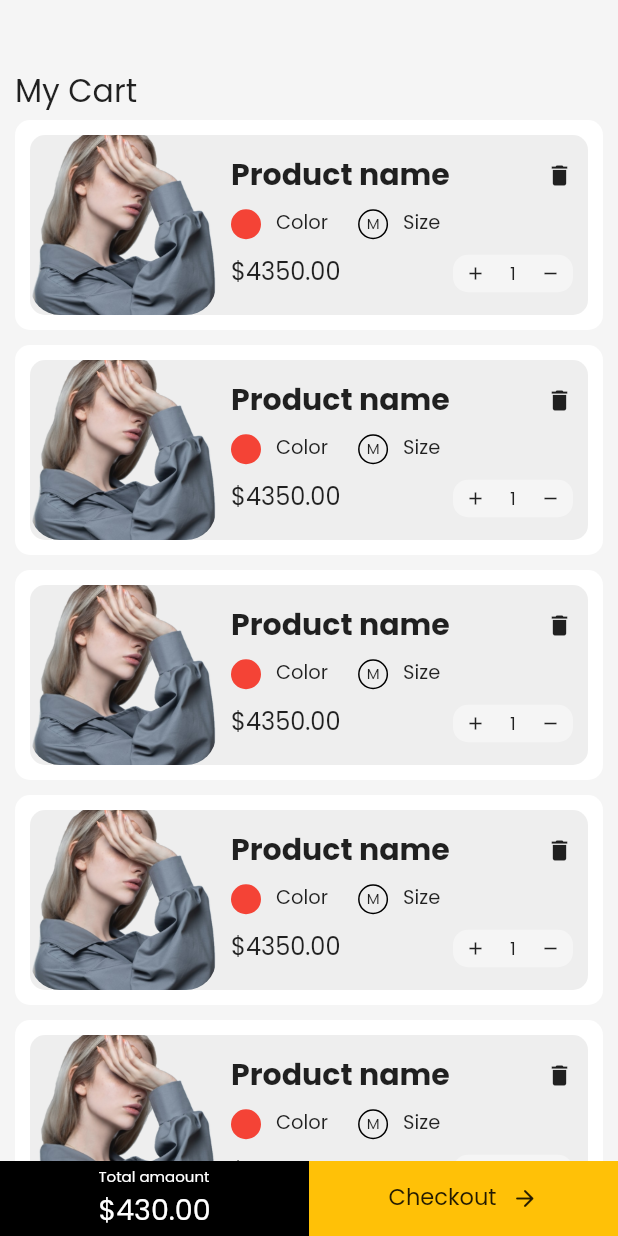
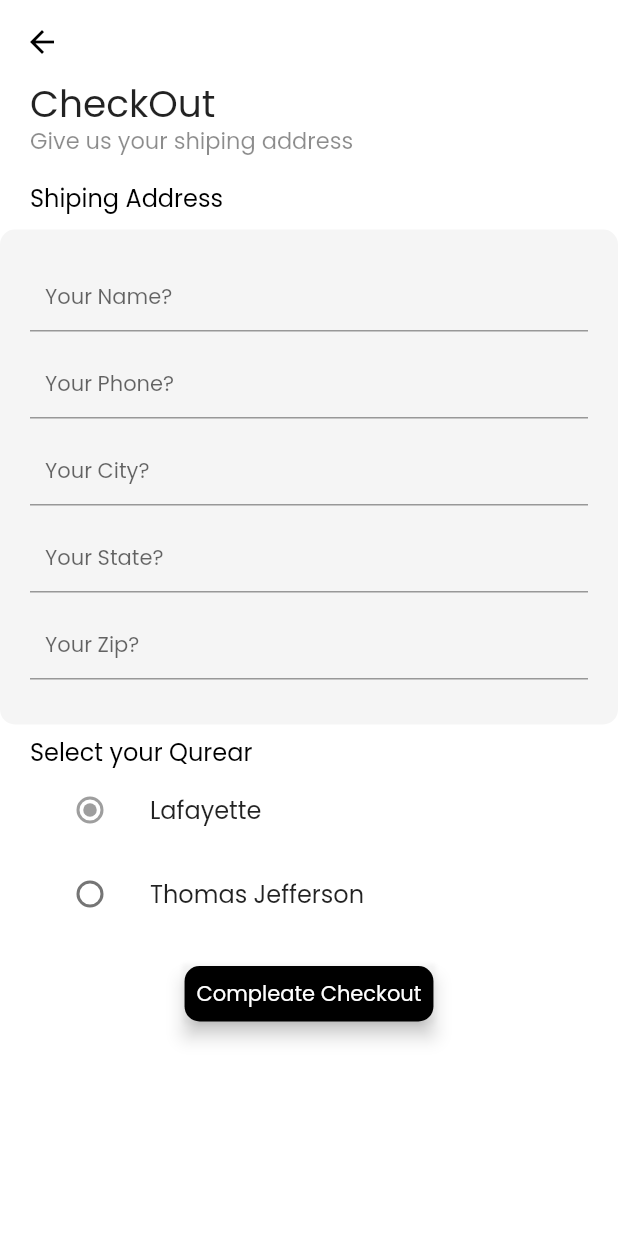
Before and after one commit to rizveejack/ecomapp, a Flutter app: the CartScreen screen opened directly, after a tap on "Checkout", on a phone screen of 412 x 824 dp. Run offline on Flutter 3.47's test engine with Material 2 defaults, Android fonts, the phone set to English and light mode, and no system bars.

Commit message:
fix shoping cart

```diff
--- a/lib/screens/all_products/all_products_screen.dart
+++ b/lib/screens/all_products/all_products_screen.dart
@@ -8,7 +8,8 @@ class AllProductsScreen extends StatelessWidget {
 
   @override
   Widget build(BuildContext context) {
-    return SingleChildScrollView(
+    return Scaffold(
+      body: SingleChildScrollView(
         child: Container(
           margin: const EdgeInsets.only(
             top: 50,
@@ -23,6 +24,7 @@ class AllProductsScreen extends StatelessWidget {
             ],
           ),
         ),
+      ),
     );
   }
 }
--- a/lib/screens/cart_screen/cart_screen.dart
+++ b/lib/screens/cart_screen/cart_screen.dart
@@ -1,7 +1,8 @@
 import 'package:ecomapp/widgets/custom_text.dart';
 import 'package:flutter/material.dart';
 
-import 'proced_to_checkout.dart';
+import '../../widgets/custom_bottom_sheet.dart';
+import '../checkout_screen/checkout_screen.dart';
 import 'product_counter.dart';
 
 class CartScreen extends StatelessWidget {
@@ -175,7 +176,24 @@ class CartScreen extends StatelessWidget {
           ),
         ),
       ),
-      bottomSheet: const ProcedToCheckout(),
+      bottomSheet: CustomBottonSheet(
+        buttonText: "Checkout",
+        icon: const Icon(
+          Icons.shopping_cart,
+          color: Colors.white,
+          size: 16,
+        ),
+        price: "\$4230.00",
+        priceHeading: "Total Price",
+        onTap: () {
+          Navigator.push(
+            context,
+            MaterialPageRoute(builder: (_) {
+              return const CheckoutScreen();
+            }),
+          );
+        },
+      ),
     );
   }
 }
--- a/lib/screens/cart_screen/proced_to_checkout.dart
+++ /dev/null
@@ -1,75 +0,0 @@
-import 'package:flutter/material.dart';
-
-import '../../widgets/custom_text.dart';
-
-class ProcedToCheckout extends StatelessWidget {
-  const ProcedToCheckout({
-    Key? key,
-  }) : super(key: key);
-
-  @override
-  Widget build(BuildContext context) {
-    return SizedBox(
-      height: 50,
-      child: Row(
-        mainAxisAlignment: MainAxisAlignment.spaceBetween,
-        children: [
-          Expanded(
-            child: Container(
-              height: double.maxFinite,
-              padding: const EdgeInsets.all(4),
-              color: Colors.black,
-              child: Center(
-                child: Column(
-                  mainAxisAlignment: MainAxisAlignment.center,
-                  crossAxisAlignment: CrossAxisAlignment.start,
-                  children: const [
-                    CustomText(
-                      text: "Total amaount",
-                      size: 10,
-                    ),
-                    SizedBox(height: 5),
-                    CustomText(
-                      text: "\$430.00",
-                      size: 19,
-                    ),
-                  ],
-                ),
-              ),
-            ),
-          ),
-          Expanded(
-            child: InkWell(
-              onTap: () {},
-              child: Container(
-                height: double.maxFinite,
-                padding: const EdgeInsets.all(15),
-                color: Colors.amber,
-                child: Center(
-                  child: Row(
-                    crossAxisAlignment: CrossAxisAlignment.center,
-                    mainAxisAlignment: MainAxisAlignment.center,
-                    children: const [
-                      CustomText(
-                        text: "Checkout",
-                        size: 15,
-                        textColor: Colors.black87,
-                      ),
-                      SizedBox(
-                        width: 10,
-                      ),
-                      Icon(
-                        Icons.arrow_forward_rounded,
-                        size: 18,
-                      ),
-                    ],
-                  ),
-                ),
-              ),
-            ),
-          ),
-        ],
-      ),
-    );
-  }
-}
--- /dev/null
+++ b/lib/screens/checkout_screen/checkout_screen.dart
@@ -0,0 +1,170 @@
+import 'package:ecomapp/widgets/custom_text.dart';
+import 'package:flutter/material.dart';
+
+import '../../widgets/app_bar_heading.dart';
+import 'curear_list.dart';
+
+class CheckoutScreen extends StatelessWidget {
+  const CheckoutScreen({Key? key}) : super(key: key);
+
+  @override
+  Widget build(BuildContext context) {
+    return Scaffold(
+      appBar: AppBar(
+        elevation: 0,
+        backgroundColor: Colors.transparent,
+      ),
+      body: SingleChildScrollView(
+        child: Column(
+          mainAxisAlignment: MainAxisAlignment.start,
+          crossAxisAlignment: CrossAxisAlignment.start,
+          children: [
+            Container(
+              padding: EdgeInsets.symmetric(horizontal: 20),
+              child: Column(
+                mainAxisAlignment: MainAxisAlignment.start,
+                crossAxisAlignment: CrossAxisAlignment.start,
+                children: [
+                  AppBarHeading(
+                    title: "CheckOut",
+                    subTitle: "Give us your shiping address",
+                  ),
+                  SizedBox(
+                    height: 20,
+                  ),
+                  CustomText(
+                    text: "Shiping Address",
+                    size: 16,
+                    textColor: Colors.black,
+                  ),
+                ],
+              ),
+            ),
+            SizedBox(
+              height: 10,
+            ),
+            Container(
+              padding: EdgeInsets.all(20),
+              decoration: BoxDecoration(
+                color: Colors.grey.shade100,
+                borderRadius: BorderRadius.circular(10),
+              ),
+              child: Column(
+                children: [
+                  TextFormField(
+                    cursorColor: Colors.black.withOpacity(0.3),
+                    decoration: const InputDecoration(
+                      hintText: 'Your Name?',
+                      hintStyle: TextStyle(fontSize: 14),
+                      contentPadding: EdgeInsets.symmetric(horizontal: 10),
+                    ),
+                  ),
+                  SizedBox(
+                    height: 10,
+                  ),
+                  TextFormField(
+                    cursorColor: Colors.black.withOpacity(0.3),
+                    decoration: const InputDecoration(
+                      hintText: 'Your Phone?',
+                      hintStyle: TextStyle(fontSize: 14),
+                      contentPadding: EdgeInsets.symmetric(horizontal: 10),
+                    ),
+                  ),
+                  SizedBox(
+                    height: 10,
+                  ),
+                  TextFormField(
+                    cursorColor: Colors.black.withOpacity(0.3),
+                    decoration: const InputDecoration(
+                      hintText: 'Your City?',
+                      hintStyle: TextStyle(fontSize: 14),
+                      contentPadding: EdgeInsets.symmetric(horizontal: 10),
+                    ),
+                  ),
+                  SizedBox(
+                    height: 10,
+                  ),
+                  TextFormField(
+                    cursorColor: Colors.black.withOpacity(0.3),
+                    decoration: const InputDecoration(
+                      hintText: 'Your State?',
+                      hintStyle: TextStyle(fontSize: 14),
+                      contentPadding: EdgeInsets.symmetric(horizontal: 10),
+                    ),
+                  ),
+                  SizedBox(
+                    height: 10,
+                  ),
+                  TextFormField(
+                    cursorColor: Colors.black.withOpacity(0.3),
+                    decoration: const InputDecoration(
+                      hintText: 'Your Zip?',
+                      hintStyle: TextStyle(fontSize: 14),
+                      contentPadding: EdgeInsets.symmetric(horizontal: 10),
+                    ),
+                  ),
+                  SizedBox(
+                    height: 10,
+                  ),
+                ],
+              ),
+            ),
+            SizedBox(
+              height: 10,
+            ),
+            Container(
+              padding: EdgeInsets.symmetric(horizontal: 20),
+              child: Column(
+                crossAxisAlignment: CrossAxisAlignment.start,
+                children: [
+                  CustomText(
+                    text: "Select your Qurear",
+                    size: 16,
+                    textColor: Colors.black,
+                  ),
+                  CurearList()
+                ],
+              ),
+            ),
+            SizedBox(
+              height: 20,
+            ),
+            Center(
+              child: Container(
+                decoration: BoxDecoration(
+                  color: Colors.black,
+                  shape: BoxShape.rectangle,
+                  borderRadius: BorderRadius.circular(10),
+                ),
+                child: Material(
+                  elevation: 5.0,
+                  color: Colors.transparent,
+                  type: MaterialType.button,
+                  child: InkWell(
+                    borderRadius: BorderRadius.circular(10),
+                    splashFactory: InkRipple.splashFactory,
+                    highlightColor: Colors.black.withOpacity(0.1),
+                    splashColor: Colors.white.withOpacity(0.2),
+                    child: const Padding(
+                      padding: EdgeInsets.all(8.0),
+                      child: const Text(
+                        "Compleate Checkout",
+                        style: const TextStyle(
+                          color: Colors.white,
+                        ),
+                      ),
+                    ),
+                    onTap: () => null,
+                  ),
+                ),
+              ),
+            ),
+            SizedBox(
+              height: 20,
+            ),
+          ],
+        ),
+      ),
+    );
+  }
+}
--- /dev/null
+++ b/lib/screens/checkout_screen/curear_list.dart
@@ -0,0 +1,46 @@
+import 'package:flutter/material.dart';
+
+enum SingingCharacter { lafayette, jefferson }
+
+class CurearList extends StatefulWidget {
+  const CurearList({Key? key}) : super(key: key);
+
+  @override
+  State<CurearList> createState() => _CurearListState();
+}
+
+class _CurearListState extends State<CurearList> {
+  SingingCharacter? _character = SingingCharacter.lafayette;
+
+  @override
+  Widget build(BuildContext context) {
+    return Column(
+      children: <Widget>[
+        ListTile(
+          title: const Text('Lafayette'),
+          leading: Radio<SingingCharacter>(
+            value: SingingCharacter.lafayette,
+            groupValue: _character,
+            onChanged: (SingingCharacter? value) {
+              setState(() {
+                _character = value;
+              });
+            },
+          ),
+        ),
+        ListTile(
+          title: const Text('Thomas Jefferson'),
+          leading: Radio<SingingCharacter>(
+            value: SingingCharacter.jefferson,
+            groupValue: _character,
+            onChanged: (SingingCharacter? value) {
+              setState(() {
+                _character = value;
+              });
+            },
+          ),
+        ),
+      ],
+    );
+  }
+}
--- a/lib/screens/single_product_screen/bottom_price.dart
+++ /dev/null
@@ -1,64 +0,0 @@
-import 'package:flutter/material.dart';
-
-import '../../widgets/custom_text.dart';
-
-class BottomPrice extends StatelessWidget {
-  const BottomPrice({
-    Key? key,
-  }) : super(key: key);
-
-  @override
-  Widget build(BuildContext context) {
-    return SizedBox(
-      height: 50,
-      child: Row(
-        mainAxisAlignment: MainAxisAlignment.spaceBetween,
-        children: [
-          Expanded(
-            child: Container(
-              height: double.maxFinite,
-              padding: const EdgeInsets.all(15),
-              color: Colors.black,
-              child: const Center(
-                child: CustomText(
-                  text: "\$430.00",
-                  size: 19,
-                ),
-              ),
-            ),
-          ),
-          Expanded(
-            child: InkWell(
-              onTap: () {},
-              child: Container(
-                height: double.maxFinite,
-                padding: const EdgeInsets.all(15),
-                color: Colors.amber,
-                child: Center(
-                  child: Row(
-                    crossAxisAlignment: CrossAxisAlignment.center,
-                    mainAxisAlignment: MainAxisAlignment.center,
-                    children: const [
-                      Icon(
-                        Icons.shopping_bag,
-                        size: 18,
-                      ),
-                      SizedBox(
-                        width: 10,
-                      ),
-                      CustomText(
-                        text: "Add to cart",
-                        size: 15,
-                        textColor: Colors.black87,
-                      ),
-                    ],
-                  ),
-                ),
-              ),
-            ),
-          ),
-        ],
-      ),
-    );
-  }
-}
--- a/lib/screens/single_product_screen/single_product_screen.dart
+++ b/lib/screens/single_product_screen/single_product_screen.dart
@@ -1,6 +1,6 @@
 import 'package:flutter/material.dart';
 
-import 'bottom_price.dart';
+import '../../widgets/custom_bottom_sheet.dart';
 import 'product_colors.dart';
 import 'product_details.dart';
 import 'product_heading.dart';
@@ -37,7 +37,16 @@ class SingleProductScreen extends StatelessWidget {
           ],
         ),
       ),
-      bottomSheet: const BottomPrice(),
+      bottomSheet: const CustomBottonSheet(
+        buttonText: "AddtoCart",
+        icon: Icon(
+          Icons.shopping_bag,
+          color: Colors.white,
+          size: 16,
+        ),
+        price: "\$4230.00",
+        priceHeading: "Price",
+      ),
     );
   }
 }
--- /dev/null
+++ b/lib/widgets/custom_bottom_sheet.dart
@@ -0,0 +1,83 @@
+import 'package:flutter/material.dart';
+
+import '../../widgets/custom_text.dart';
+
+class CustomBottonSheet extends StatelessWidget {
+  const CustomBottonSheet({
+    Key? key,
+    required this.priceHeading,
+    required this.price,
+    required this.icon,
+    required this.buttonText,
+    this.onTap,
+  }) : super(key: key);
+
+  final String priceHeading;
+  final String price;
+  final Icon icon;
+  final String buttonText;
+  final GestureTapCallback? onTap;
+
+  @override
+  Widget build(BuildContext context) {
+    return SizedBox(
+      height: 50,
+      child: Row(
+        mainAxisAlignment: MainAxisAlignment.spaceBetween,
+        crossAxisAlignment: CrossAxisAlignment.stretch,
+        children: [
+          Expanded(
+            child: SizedBox(
+              height: double.maxFinite,
+              child: Center(
+                child: Column(
+                  mainAxisAlignment: MainAxisAlignment.center,
+                  crossAxisAlignment: CrossAxisAlignment.center,
+                  children: [
+                    CustomText(
+                      text: priceHeading,
+                      size: 10,
+                      textColor: Colors.black,
+                    ),
+                    const SizedBox(height: 2),
+                    CustomText(
+                      text: price,
+                      size: 19,
+                      textColor: Colors.black,
+                    ),
+                  ],
+                ),
+              ),
+            ),
+          ),
+          Expanded(
+            child: Container(
+              color: Colors.black,
+              child: Material(
+                color: Colors.transparent,
+                child: InkWell(
+                  splashFactory: InkRipple.splashFactory,
+                  highlightColor: Colors.white.withOpacity(0.1),
+                  splashColor: Colors.white.withOpacity(0.2),
+                  onTap: onTap,
+                  child: Row(
+                    mainAxisAlignment: MainAxisAlignment.center,
+                    crossAxisAlignment: CrossAxisAlignment.center,
+                    children: [
+                      icon,
+                      const SizedBox(width: 5),
+                      CustomText(
+                        text: buttonText,
+                        size: 15,
+                      ),
+                    ],
+                  ),
+                ),
+              ),
+            ),
+          ),
+        ],
+      ),
+    );
+  }
+}
```
Lines whose indentation alone changed are shown as unchanged.
